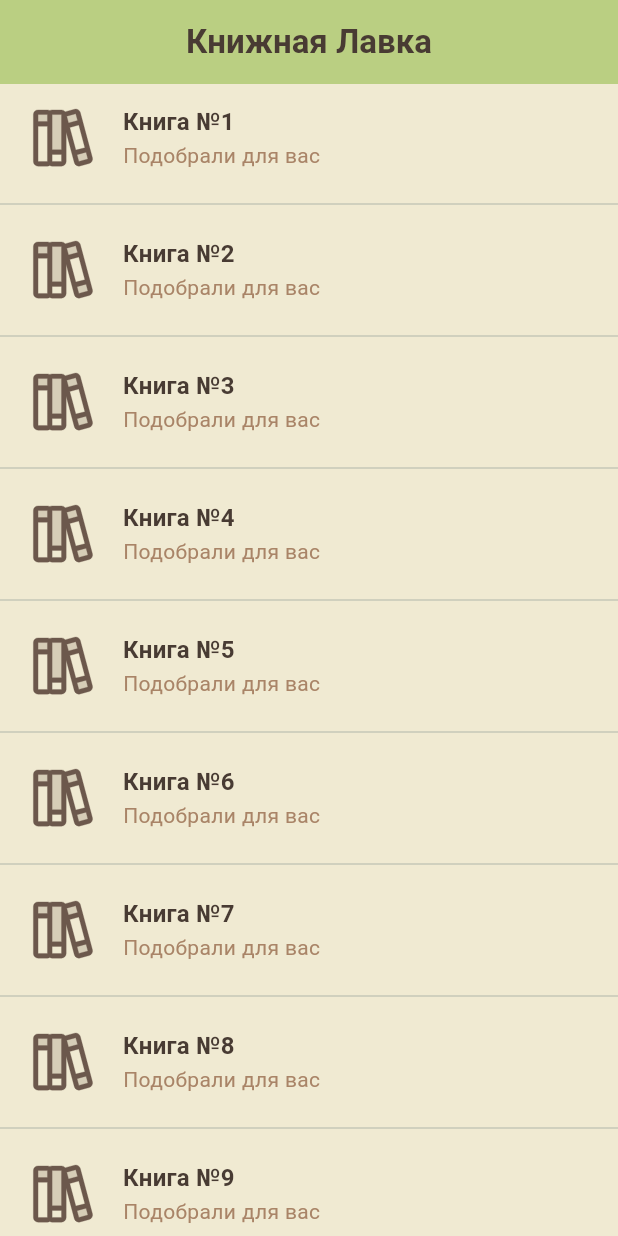
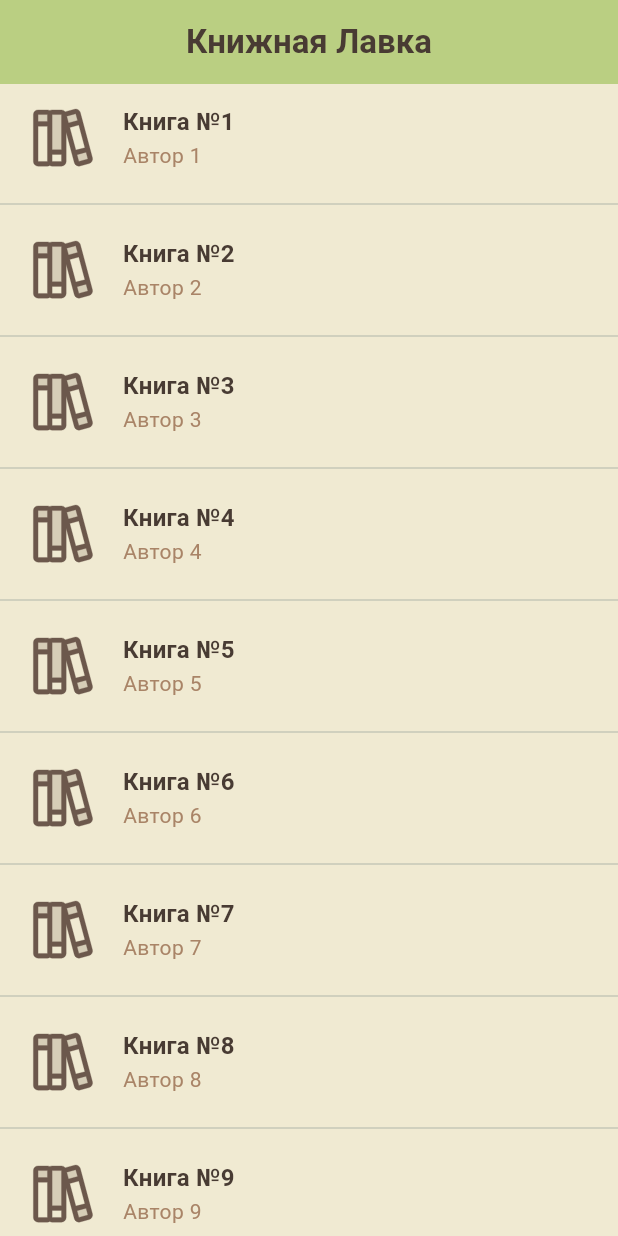
Before and after one commit to mon1gol/storebook, a Flutter app: the screen it shows after launch, on a phone screen of 412 x 824 dp. Run offline on Flutter 3.47's test engine with Material 3 defaults, Android fonts, the phone set to English and light mode, and no system bars; our stand-ins replace flutter_svg.

Commit message:
create book detail

```diff
--- a/lib/main.dart
+++ b/lib/main.dart
@@ -36,21 +36,21 @@ class StoreBookApp extends StatelessWidget {
 
       ),
 
-      home: const MyHomePage(title: 'Книжная Лавка'),
+      home: const BookListScreen(title: 'Книжная Лавка'),
     );
   }
 }
 
-class MyHomePage extends StatefulWidget {
-  const MyHomePage({super.key, required this.title});
+class BookListScreen extends StatefulWidget {
+  const BookListScreen({super.key, required this.title});
 
   final String title;
 
   @override
-  State<MyHomePage> createState() => _MyHomePageState();
+  State<BookListScreen> createState() => _BookListScreenState();
 }
 
-class _MyHomePageState extends State<MyHomePage> {
+class _BookListScreenState extends State<BookListScreen> {
   @override
   Widget build(BuildContext context) {
     final theme = Theme.of(context);
@@ -78,13 +78,38 @@ class _MyHomePageState extends State<MyHomePage> {
             style: theme.textTheme.titleMedium,
           ),
           subtitle: Text(
-            "Подобрали для вас",
+            "Автор ${i + 1}",
             style: theme.textTheme.bodyMedium,
           ),
 
           leading: SvgPicture.asset('assets/svg/logo__books.svg', height: 50, width: 50),
+
+          onTap: () {
+            Navigator.of(context).push(
+              MaterialPageRoute(
+                builder:(context) => BookDetailScreen(bookTitle: 'Книга №${i + 1}', bookSubtitle: 'Автор ${i + 1}',),
+              )
+            );
+          }
         ),
       ),
     );
   }
 }
+
+class BookDetailScreen extends StatelessWidget {
+  const BookDetailScreen({super.key, required this.bookTitle, required this.bookSubtitle});
+
+  final String bookTitle;
+  final String bookSubtitle;
+
+  @override
+  Widget build(BuildContext context) {
+    return Scaffold(
+      appBar: AppBar(
+        backgroundColor: Theme.of(context).colorScheme.inversePrimary,
+        title: Text(bookTitle),
+      ),
+    );
+  }
+}
```
